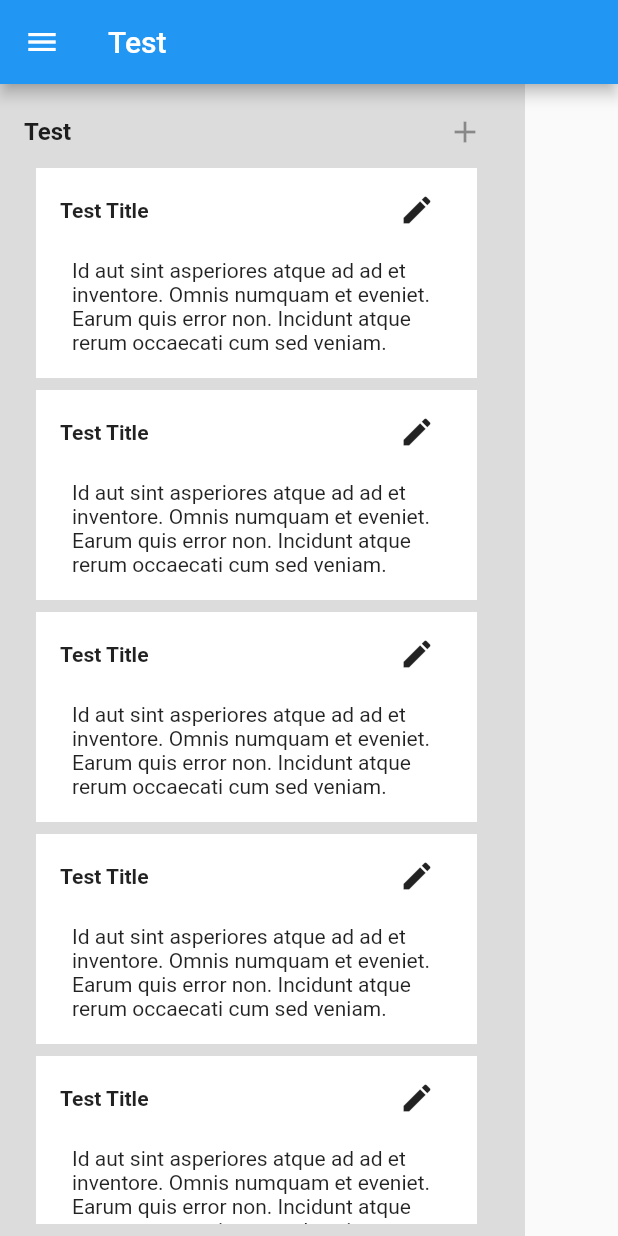
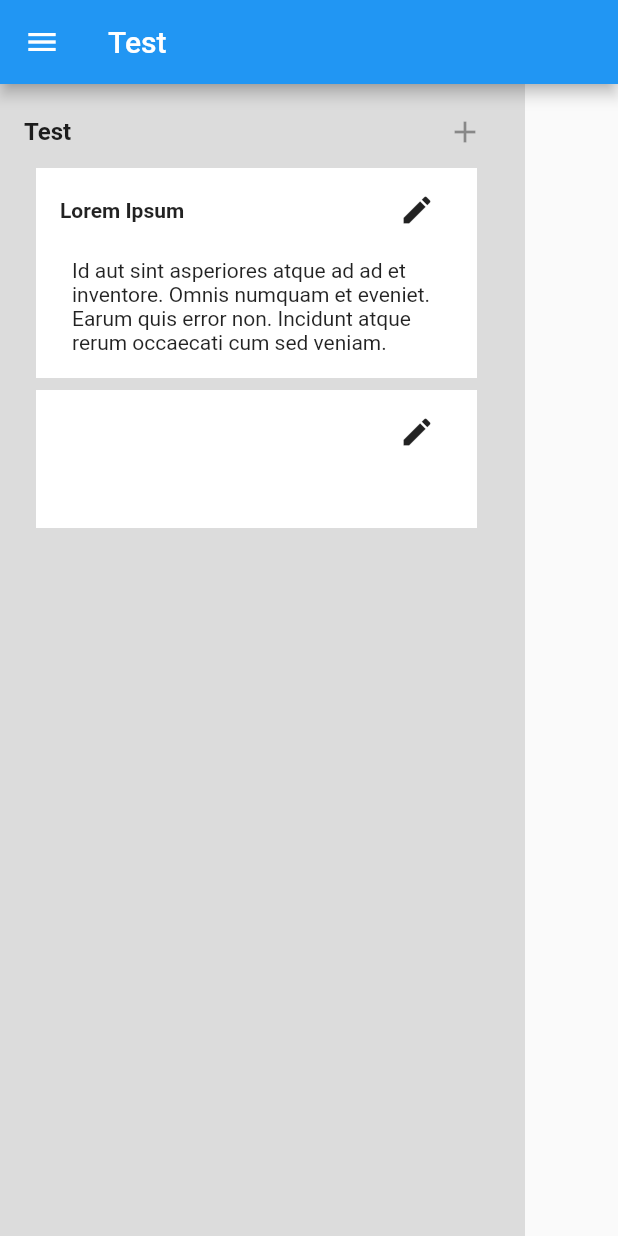
Before and after one commit to gabrielslater/task-board, a Flutter app: the screen it shows after launch, on a phone screen of 412 x 824 dp. Run offline on Flutter 3.47's test engine with Material 2 defaults, Android fonts, the phone set to English and light mode, and no system bars.

Commit message:
Add title and body property to KanbanCard
A card is empty by default. Title and body must be specified as a named property.

```diff
--- a/lib/card.dart
+++ b/lib/card.dart
@@ -1,7 +1,10 @@
 import 'package:flutter/material.dart';
 
 class KanbanCard extends StatelessWidget {
-  const KanbanCard({Key? key}) : super(key: key);
+  const KanbanCard({Key? key, this.title, this.body}) : super(key: key);
+
+  final String? title;
+  final String? body;
 
   @override
   Widget build(BuildContext context) {
@@ -14,9 +17,9 @@ class KanbanCard extends StatelessWidget {
         children: <Widget>[
           Row(
             children: <Widget>[
-              const Text(
-                "Test Title",
-                style: TextStyle(
+              Text(
+                title ?? "",
+                style: const TextStyle(
                   fontSize: 14,
                   fontWeight: FontWeight.bold,
                 ),
@@ -30,10 +33,7 @@ class KanbanCard extends StatelessWidget {
           ),
           Container(
             padding: const EdgeInsets.all(8),
-            child: const Text(
-                "Id aut sint asperiores atque ad ad et inventore. Omnis numquam "
-                "et eveniet. Earum quis error non. Incidunt atque rerum "
-                "occaecati cum sed veniam."),
+            child: Text(body ?? ""),
           )
         ],
       ),
--- a/lib/screens/workspace.dart
+++ b/lib/screens/workspace.dart
@@ -37,11 +37,13 @@ class KanbanWorkspace extends StatelessWidget {
               child: ListView(
                 shrinkWrap: true,
                 scrollDirection: Axis.vertical,
-                children: <Widget>[
-                  KanbanCard(),
-                  KanbanCard(),
-                  KanbanCard(),
-                  KanbanCard(),
+                children: const <Widget>[
+                  KanbanCard(
+                      title: "Lorem Ipsum",
+                      body:
+                          "Id aut sint asperiores atque ad ad et inventore. Omnis "
+                          "numquam et eveniet. Earum quis error non. Incidunt "
+                          "atque rerum occaecati cum sed veniam."),
                   KanbanCard(),
                 ],
               ),
```
